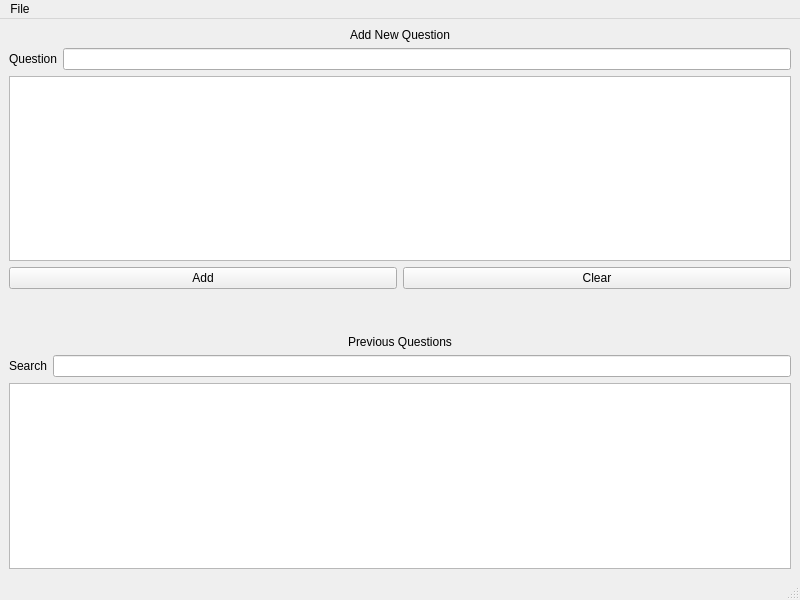
First picture: the form in question_frame.ui, repository alxhoff/Useless-Decision-Maker, before the edit.
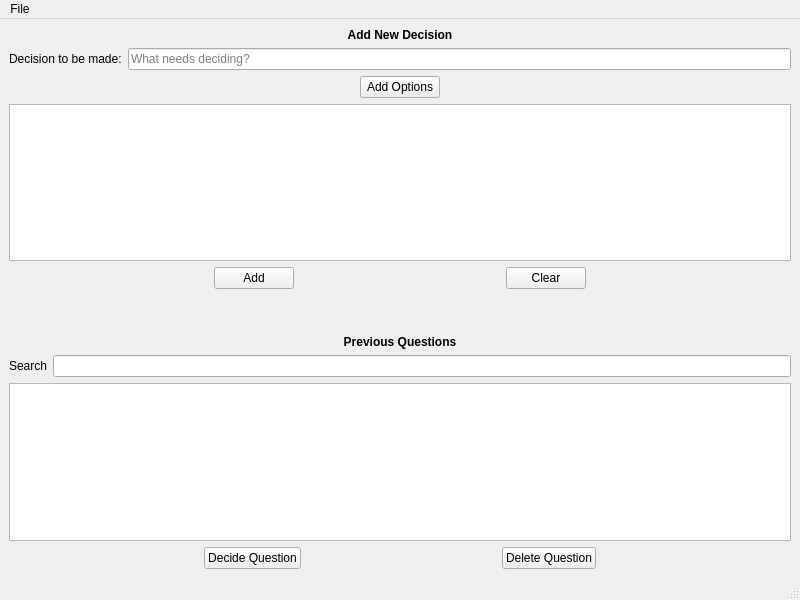
Second picture: the form after the edit. Icons and pictures are not drawn.

Commit message: Updated UI and added add option dialog

```diff
--- a/question_frame.ui
+++ b/question_frame.ui
@@ -16,44 +16,98 @@
   <widget class="QWidget" name="centralwidget">
    <layout class="QVBoxLayout" name="verticalLayout">
     <item>
-     <layout class="QVBoxLayout" name="verticalLayout_2">
+     <widget class="QLabel" name="label_2">
+      <property name="text">
+       <string>&lt;b&gt;Add New Decision&lt;/b&gt;</string>
+      </property>
+      <property name="alignment">
+       <set>Qt::AlignCenter</set>
+      </property>
+     </widget>
+    </item>
+    <item>
+     <layout class="QHBoxLayout" name="horizontalLayout_9">
       <item>
-       <widget class="QLabel" name="label_2">
+       <widget class="QLabel" name="labelQuestion">
         <property name="text">
-         <string>Add New Question</string>
+         <string>Decision to be made:</string>
         </property>
-        <property name="alignment">
-         <set>Qt::AlignCenter</set>
+        <property name="margin">
+         <number>10</number>
         </property>
        </widget>
       </item>
       <item>
-       <layout class="QHBoxLayout" name="horizontalLayout_2">
-        <item>
-         <widget class="QLabel" name="labelQuestion">
-          <property name="text">
-           <string>Question</string>
-          </property>
-          <property name="margin">
-           <number>10</number>
-          </property>
-         </widget>
-        </item>
-        <item>
-         <widget class="QLineEdit" name="lineEditQuestion"/>
-        </item>
-       </layout>
+       <widget class="QLineEdit" name="lineEditQuestion">
+        <property name="placeholderText">
+         <string>What needs deciding?</string>
+        </property>
+       </widget>
       </item>
+     </layout>
+    </item>
+    <item>
+     <layout class="QHBoxLayout" name="horizontalLayout_7">
       <item>
-       <widget class="QListView" name="listViewOptions"/>
+       <spacer name="horizontalSpacer_8">
+        <property name="orientation">
+         <enum>Qt::Horizontal</enum>
+        </property>
+        <property name="sizeHint" stdset="0">
+         <size>
+          <width>40</width>
+          <height>20</height>
+         </size>
+        </property>
+       </spacer>
       </item>
+      <item>
+       <widget class="QPushButton" name="pushButtonAddOptions">
+        <property name="text">
+         <string>Add Options</string>
+        </property>
+       </widget>
+      </item>
+      <item>
+       <spacer name="horizontalSpacer_9">
+        <property name="orientation">
+         <enum>Qt::Horizontal</enum>
+        </property>
+        <property name="sizeHint" stdset="0">
+         <size>
+          <width>40</width>
+          <height>20</height>
+         </size>
+        </property>
+       </spacer>
+      </item>
+     </layout>
+    </item>
+    <item>
+     <widget class="QListView" name="listViewOptions"/>
+    </item>
+    <item>
+     <layout class="QHBoxLayout" name="horizontalLayout_2">
       <item>
        <layout class="QHBoxLayout" name="horizontalLayout_3">
+        <item>
+         <spacer name="horizontalSpacer_2">
+          <property name="orientation">
+           <enum>Qt::Horizontal</enum>
+          </property>
+          <property name="sizeHint" stdset="0">
+           <size>
+            <width>40</width>
+            <height>20</height>
+           </size>
+          </property>
+         </spacer>
+        </item>
         <item>
          <widget class="QPushButton" name="pushButtonAdd">
           <property name="sizePolicy">
            <sizepolicy hsizetype="Minimum" vsizetype="Fixed">
-            <horstretch>1</horstretch>
+            <horstretch>0</horstretch>
             <verstretch>0</verstretch>
            </sizepolicy>
           </property>
@@ -65,11 +119,24 @@
           </property>
          </widget>
         </item>
+        <item>
+         <spacer name="horizontalSpacer_3">
+          <property name="orientation">
+           <enum>Qt::Horizontal</enum>
+          </property>
+          <property name="sizeHint" stdset="0">
+           <size>
+            <width>40</width>
+            <height>20</height>
+           </size>
+          </property>
+         </spacer>
+        </item>
         <item>
          <widget class="QPushButton" name="pushButtonClear">
           <property name="sizePolicy">
            <sizepolicy hsizetype="Minimum" vsizetype="Fixed">
-            <horstretch>1</horstretch>
+            <horstretch>0</horstretch>
             <verstretch>0</verstretch>
            </sizepolicy>
           </property>
@@ -78,6 +145,19 @@
           </property>
          </widget>
         </item>
+        <item>
+         <spacer name="horizontalSpacer_4">
+          <property name="orientation">
+           <enum>Qt::Horizontal</enum>
+          </property>
+          <property name="sizeHint" stdset="0">
+           <size>
+            <width>40</width>
+            <height>20</height>
+           </size>
+          </property>
+         </spacer>
+        </item>
        </layout>
       </item>
      </layout>
@@ -100,7 +180,10 @@
       <item>
        <widget class="QLabel" name="label">
         <property name="text">
-         <string>Previous Questions</string>
+         <string>&lt;b&gt;Previous Questions&lt;/b&gt;</string>
+        </property>
+        <property name="textFormat">
+         <enum>Qt::AutoText</enum>
         </property>
         <property name="alignment">
          <set>Qt::AlignCenter</set>
@@ -129,6 +212,63 @@
     <item>
      <widget class="QListView" name="listViewQuestions"/>
     </item>
+    <item>
+     <layout class="QHBoxLayout" name="horizontalLayout_5">
+      <item>
+       <spacer name="horizontalSpacer_5">
+        <property name="orientation">
+         <enum>Qt::Horizontal</enum>
+        </property>
+        <property name="sizeHint" stdset="0">
+         <size>
+          <width>40</width>
+          <height>20</height>
+         </size>
+        </property>
+       </spacer>
+      </item>
+      <item>
+       <widget class="QPushButton" name="pushButtonDecide">
+        <property name="text">
+         <string>Decide Question</string>
+        </property>
+       </widget>
+      </item>
+      <item>
+       <spacer name="horizontalSpacer_6">
+        <property name="orientation">
+         <enum>Qt::Horizontal</enum>
+        </property>
+        <property name="sizeHint" stdset="0">
+         <size>
+          <width>40</width>
+          <height>20</height>
+         </size>
+        </property>
+       </spacer>
+      </item>
+      <item>
+       <widget class="QPushButton" name="pushButtonDelete">
+        <property name="text">
+         <string>Delete Question</string>
+        </property>
+       </widget>
+      </item>
+      <item>
+       <spacer name="horizontalSpacer_7">
+        <property name="orientation">
+         <enum>Qt::Horizontal</enum>
+        </property>
+        <property name="sizeHint" stdset="0">
+         <size>
+          <width>40</width>
+          <height>20</height>
+         </size>
+        </property>
+       </spacer>
+      </item>
+     </layout>
+    </item>
    </layout>
   </widget>
   <widget class="QMenuBar" name="menubar">
```
The commit also changes 5 other files.
